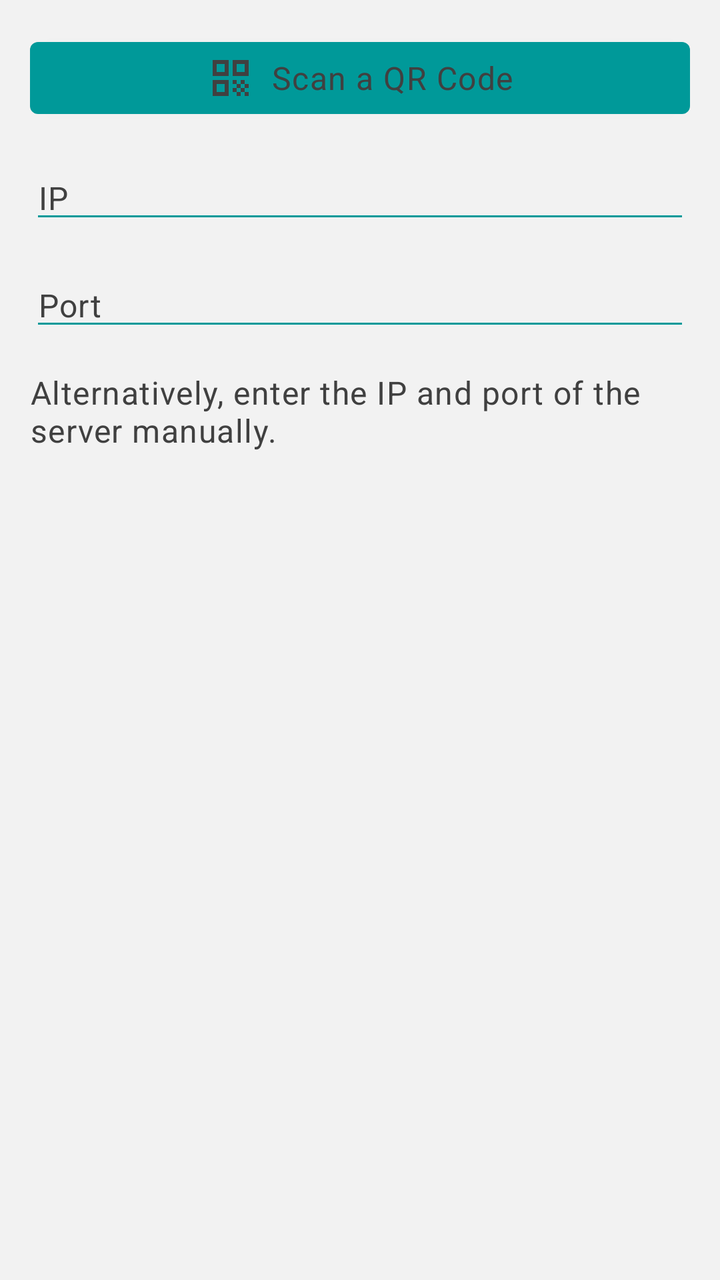
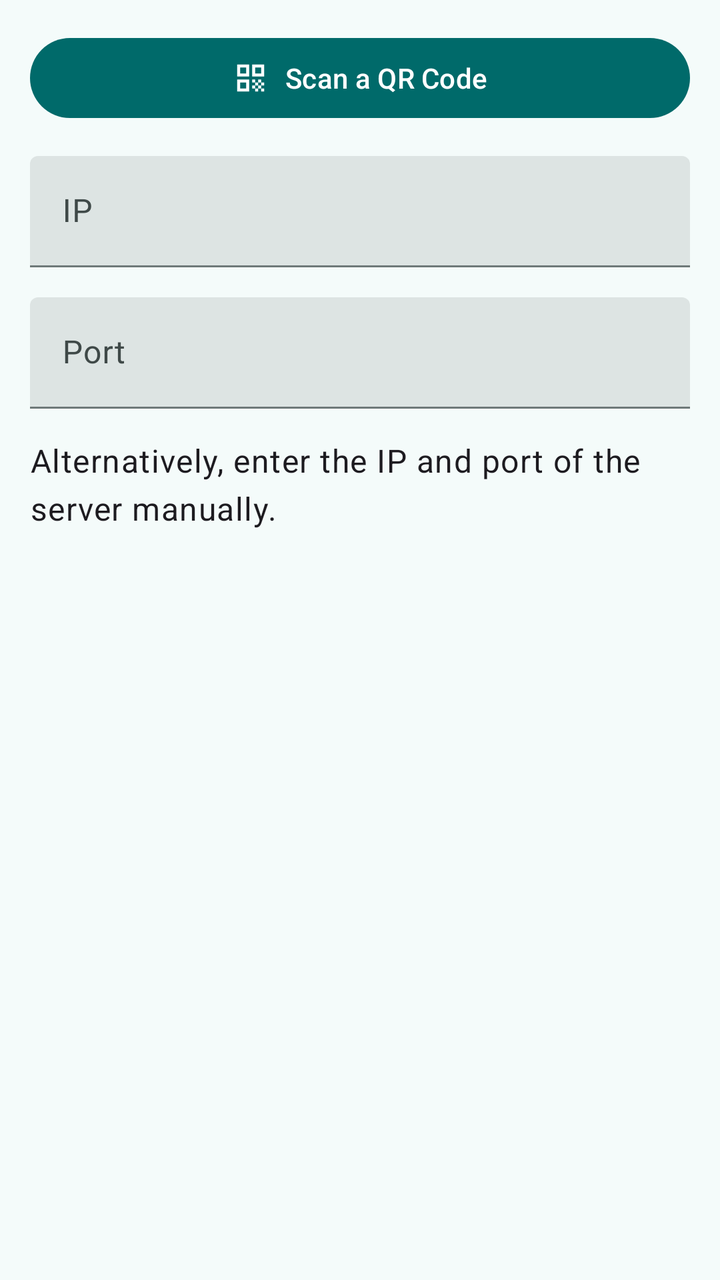

Two renders of the same Android screen: before a commit and after it. Below are the layout's source before the change and the commit's diff.
<!-- AndroidManifest.xml: application theme Theme -->
<!-- res/layout/dialog_pair.xml -->
<?xml version="1.0" encoding="utf-8"?>
<LinearLayout xmlns:android="http://schemas.android.com/apk/res/android"
    xmlns:app="http://schemas.android.com/apk/res-auto"
    android:layout_width="match_parent"
    android:layout_height="wrap_content"
    android:orientation="vertical"
    android:padding="@dimen/dialog_space">

    <Button
        android:id="@+id/qr_code_button"
        style="@style/Button"
        android:layout_width="match_parent"
        android:layout_height="wrap_content"
        android:layout_marginBottom="@dimen/dialog_space"
        android:text="@string/scan_qr_code"
        app:icon="@drawable/ic_qr_code" />

    <EditText
        android:id="@+id/server_ip_edit_text"
        style="@style/EditText"
        android:layout_width="match_parent"
        android:layout_height="wrap_content"
        android:layout_marginBottom="@dimen/dialog_space"
        android:hint="@string/ip"
        android:importantForAutofill="no"
        android:inputType="text" />

    <EditText
        android:id="@+id/pairing_port_edit_text"
        style="@style/EditText"
        android:layout_width="match_parent"
        android:layout_height="wrap_content"
        android:layout_marginBottom="@dimen/dialog_space"
        android:hint="@string/port"
        android:importantForAutofill="no"
        android:inputType="number" />

    <TextView
        style="@style/TextView"
        android:layout_width="match_parent"
        android:layout_height="wrap_content"
        android:text="@string/pair_dialog_information" />
</LinearLayout>
<!-- resources referenced by this layout -->
<resources>
  <!-- drawable ic_qr_code (drawable) -->
  <?xml version="1.0" encoding="utf-8"?>
  <vector xmlns:android="http://schemas.android.com/apk/res/android"
      android:width="24dp"
      android:height="24dp"
      android:viewportWidth="24"
      android:viewportHeight="24">
      <path
          android:fillColor="@color/text"
          android:pathData="M3,11h8V3H3V11zM5,5h4v4H5V5z" />
      <path
          android:fillColor="@color/text"
          android:pathData="M3,21h8v-8H3V21zM5,15h4v4H5V15z" />
      <path
          android:fillColor="@color/text"
          android:pathData="M13,3v8h8V3H13zM19,9h-4V5h4V9z" />
      <path
          android:fillColor="@color/text"
          android:pathData="M19,19h2v2h-2z" />
      <path
          android:fillColor="@color/text"
          android:pathData="M13,13h2v2h-2z" />
      <path
          android:fillColor="@color/text"
          android:pathData="M15,15h2v2h-2z" />
      <path
          android:fillColor="@color/text"
          android:pathData="M13,17h2v2h-2z" />
      <path
          android:fillColor="@color/text"
          android:pathData="M15,19h2v2h-2z" />
      <path
          android:fillColor="@color/text"
          android:pathData="M17,17h2v2h-2z" />
      <path
          android:fillColor="@color/text"
          android:pathData="M17,13h2v2h-2z" />
      <path
          android:fillColor="@color/text"
          android:pathData="M19,15h2v2h-2z" />
  </vector>
  <style name="Button" parent="Widget.MaterialComponents.Button">
          <item name="android:textColor">@color/accent_text</item>
          <item name="android:textAppearance">@style/TextAppearance.MaterialComponents.Body1</item>
          <item name="iconTint">@color/accent_text</item>
          <item name="iconGravity">textStart</item>
      </style>
  <style name="EditText" parent="Widget.AppCompat.EditText">
          <item name="android:backgroundTint">@color/accent</item>
          <item name="android:textColor">@color/text</item>
          <item name="android:textColorHint">@color/text</item>
          <item name="android:textAppearance">@style/TextAppearance.MaterialComponents.Body1</item>
      </style>
  <style name="TextView" parent="Widget.MaterialComponents.TextView">
          <item name="android:textColor">@color/text</item>
          <item name="android:textAppearance">@style/TextAppearance.MaterialComponents.Body1</item>
      </style>
  <style name="Theme" parent="ThemeBase">
          <item name="android:windowLightStatusBar">true</item>
          <item name="android:windowLightNavigationBar">true</item>
      </style>
  <color name="text">#404040</color>
  <color name="accent_text">#404040</color>
  <color name="accent">#009999</color>
  <style name="ThemeBase" parent="Theme.MaterialComponents.DayNight">
          <item name="android:statusBarColor">@color/background</item>
          <item name="android:navigationBarColor">@color/background</item>
          <item name="android:windowBackground">@color/background</item>
          <item name="android:textColorPrimary">@color/text</item>
          <item name="actionBarStyle">@style/Widget.AppCompat.ActionBar</item>
          <item name="snackbarStyle">@style/Snackbar</item>
          <item name="snackbarButtonStyle">@style/SnackbarButton</item>
          <item name="snackbarTextViewStyle">@style/SnackbarTextView</item>
          <item name="colorAccent">@color/accent</item>
          <item name="colorPrimary">@color/accent</item>
          <item name="colorSecondary">@color/accent</item>
      </style>
  <color name="background">#f2f2f2</color>
  <style name="Snackbar" parent="Widget.MaterialComponents.Snackbar">
          <item name="android:background">@color/accent</item>
      </style>
  <style name="SnackbarButton" parent="Widget.MaterialComponents.Button.TextButton.Snackbar">
          <item name="android:textColor">@color/accent_text</item>
      </style>
  <style name="SnackbarTextView" parent="Widget.MaterialComponents.Snackbar.TextView">
          <item name="android:textColor">@color/accent_text</item>
      </style>
  <!-- unchanged entries left out for length: 5 -->
</resources>

<!-- the commit's change to res/layout/dialog_pair.xml (unified diff, before → after) -->
@@ -1,43 +1,60 @@
 <?xml version="1.0" encoding="utf-8"?>
-<LinearLayout xmlns:android="http://schemas.android.com/apk/res/android"
-    xmlns:app="http://schemas.android.com/apk/res-auto"
+<ScrollView xmlns:android="http://schemas.android.com/apk/res/android"
     android:layout_width="match_parent"
-    android:layout_height="wrap_content"
-    android:orientation="vertical"
-    android:padding="@dimen/dialog_space">
+    android:layout_height="match_parent"
+    android:fillViewport="true">
 
-    <Button
-        android:id="@+id/qr_code_button"
-        style="@style/Button"
+    <LinearLayout xmlns:app="http://schemas.android.com/apk/res-auto"
+        android:layout_width="match_parent"
+        android:layout_height="wrap_content"
+        android:orientation="vertical"
+        android:padding="@dimen/dialog_space">
+
+        <com.google.android.material.button.MaterialButton
+            android:id="@+id/qr_code_button"
+            style="@style/Button"
+            android:layout_width="match_parent"
+            android:layout_height="wrap_content"
+            android:layout_marginBottom="@dimen/dialog_space"
+            android:text="@string/scan_qr_code"
+            app:icon="@drawable/ic_qr_code" />
+
+        <com.google.android.material.textfield.TextInputLayout
+            style="@style/TextInput"
+            android:layout_width="match_parent"
+            android:layout_height="wrap_content"
+            android:layout_marginBottom="@dimen/dialog_space">
+
+            <com.google.android.material.textfield.TextInputEditText
+                android:id="@+id/server_ip_edit_text"
+                android:layout_width="match_parent"
+                android:layout_height="wrap_content"
+                android:digits="0123456789."
+                android:hint="@string/ip"
+                android:importantForAutofill="no" />
+
+        </com.google.android.material.textfield.TextInputLayout>
+
+    <com.google.android.material.textfield.TextInputLayout
         android:layout_width="match_parent"
         android:layout_height="wrap_content"
         android:layout_marginBottom="@dimen/dialog_space"
-        android:text="@string/scan_qr_code"
-        app:icon="@drawable/ic_qr_code" />
+        style="@style/TextInput">
 
-    <EditText
-        android:id="@+id/server_ip_edit_text"
-        style="@style/EditText"
-        android:layout_width="match_parent"
-        android:layout_height="wrap_content"
-        android:layout_marginBottom="@dimen/dialog_space"
-        android:hint="@string/ip"
-        android:importantForAutofill="no"
-        android:inputType="text" />
+        <com.google.android.material.textfield.TextInputEditText
+            android:id="@+id/pairing_port_edit_text"
+            android:layout_width="match_parent"
+            android:layout_height="wrap_content"
+            android:hint="@string/port"
+            android:importantForAutofill="no"
+            android:inputType="number" />
 
-    <EditText
-        android:id="@+id/pairing_port_edit_text"
-        style="@style/EditText"
-        android:layout_width="match_parent"
-        android:layout_height="wrap_content"
-        android:layout_marginBottom="@dimen/dialog_space"
-        android:hint="@string/port"
-        android:importantForAutofill="no"
-        android:inputType="number" />
+    </com.google.android.material.textfield.TextInputLayout>
 
-    <TextView
-        style="@style/TextView"
-        android:layout_width="match_parent"
-        android:layout_height="wrap_content"
-        android:text="@string/pair_dialog_information" />
-</LinearLayout>
+        <com.google.android.material.textview.MaterialTextView
+            style="@style/TextView"
+            android:layout_width="match_parent"
+            android:layout_height="wrap_content"
+            android:text="@string/pair_dialog_information" />
+    </LinearLayout>
+</ScrollView>
<!-- resource entries referenced after the edit -->
@@ -8,85 +8,148 @@
       android:viewportWidth="24"
       android:viewportHeight="24">
       <path
-          android:fillColor="@color/text"
+          android:fillColor="@color/icon_color"
           android:pathData="M3,11h8V3H3V11zM5,5h4v4H5V5z" />
       <path
-          android:fillColor="@color/text"
+          android:fillColor="@color/icon_color"
           android:pathData="M3,21h8v-8H3V21zM5,15h4v4H5V15z" />
       <path
-          android:fillColor="@color/text"
+          android:fillColor="@color/icon_color"
           android:pathData="M13,3v8h8V3H13zM19,9h-4V5h4V9z" />
       <path
-          android:fillColor="@color/text"
+          android:fillColor="@color/icon_color"
           android:pathData="M19,19h2v2h-2z" />
       <path
-          android:fillColor="@color/text"
+          android:fillColor="@color/icon_color"
           android:pathData="M13,13h2v2h-2z" />
       <path
-          android:fillColor="@color/text"
+          android:fillColor="@color/icon_color"
           android:pathData="M15,15h2v2h-2z" />
       <path
-          android:fillColor="@color/text"
+          android:fillColor="@color/icon_color"
           android:pathData="M13,17h2v2h-2z" />
       <path
-          android:fillColor="@color/text"
+          android:fillColor="@color/icon_color"
           android:pathData="M15,19h2v2h-2z" />
       <path
-          android:fillColor="@color/text"
+          android:fillColor="@color/icon_color"
           android:pathData="M17,17h2v2h-2z" />
       <path
-          android:fillColor="@color/text"
+          android:fillColor="@color/icon_color"
           android:pathData="M17,13h2v2h-2z" />
       <path
-          android:fillColor="@color/text"
+          android:fillColor="@color/icon_color"
           android:pathData="M19,15h2v2h-2z" />
   </vector>
-  <style name="Button" parent="Widget.MaterialComponents.Button">
-          <item name="android:textColor">@color/accent_text</item>
-          <item name="android:textAppearance">@style/TextAppearance.MaterialComponents.Body1</item>
-          <item name="iconTint">@color/accent_text</item>
+  <style name="Button" parent="Widget.Material3.Button">
           <item name="iconGravity">textStart</item>
       </style>
-  <style name="EditText" parent="Widget.AppCompat.EditText">
-          <item name="android:backgroundTint">@color/accent</item>
-          <item name="android:textColor">@color/text</item>
-          <item name="android:textColorHint">@color/text</item>
-          <item name="android:textAppearance">@style/TextAppearance.MaterialComponents.Body1</item>
-      </style>
+  <style name="TextInput" parent="Widget.Material3.TextInputLayout.FilledBox" />
   <style name="TextView" parent="Widget.MaterialComponents.TextView">
-          <item name="android:textColor">@color/text</item>
-          <item name="android:textAppearance">@style/TextAppearance.MaterialComponents.Body1</item>
+          <item name="android:textAppearance">@style/TextAppearance.Material3.BodyLarge</item>
       </style>
   <style name="Theme" parent="ThemeBase">
           <item name="android:windowLightStatusBar">true</item>
           <item name="android:windowLightNavigationBar">true</item>
+          <item name="android:navigationBarColor">@android:color/transparent</item>
       </style>
-  <color name="text">#404040</color>
-  <color name="accent_text">#404040</color>
-  <color name="accent">#009999</color>
-  <style name="ThemeBase" parent="Theme.MaterialComponents.DayNight">
-          <item name="android:statusBarColor">@color/background</item>
-          <item name="android:navigationBarColor">@color/background</item>
-          <item name="android:windowBackground">@color/background</item>
-          <item name="android:textColorPrimary">@color/text</item>
-          <item name="actionBarStyle">@style/Widget.AppCompat.ActionBar</item>
-          <item name="snackbarStyle">@style/Snackbar</item>
-          <item name="snackbarButtonStyle">@style/SnackbarButton</item>
-          <item name="snackbarTextViewStyle">@style/SnackbarTextView</item>
-          <item name="colorAccent">@color/accent</item>
-          <item name="colorPrimary">@color/accent</item>
-          <item name="colorSecondary">@color/accent</item>
+  <color name="icon_color">#404040</color>
+  <style name="ThemeBase" parent="Theme.Material3.DayNight.NoActionBar">
+          <item name="android:statusBarColor">@android:color/transparent</item>
+          <item name="android:navigationBarColor">@color/md_theme_surfaceContainer</item>
+          <item name="colorPrimary">@color/md_theme_primary</item>
+          <item name="colorOnPrimary">@color/md_theme_onPrimary</item>
+          <item name="colorPrimaryContainer">@color/md_theme_primaryContainer</item>
+          <item name="colorOnPrimaryContainer">@color/md_theme_onPrimaryContainer</item>
+          <item name="colorSecondary">@color/md_theme_secondary</item>
+          <item name="colorOnSecondary">@color/md_theme_onSecondary</item>
+          <item name="colorSecondaryContainer">@color/md_theme_secondaryContainer</item>
+          <item name="colorOnSecondaryContainer">@color/md_theme_onSecondaryContainer</item>
+          <item name="colorTertiary">@color/md_theme_tertiary</item>
+          <item name="colorOnTertiary">@color/md_theme_onTertiary</item>
+          <item name="colorTertiaryContainer">@color/md_theme_tertiaryContainer</item>
+          <item name="colorOnTertiaryContainer">@color/md_theme_onTertiaryContainer</item>
+          <item name="colorError">@color/md_theme_error</item>
+          <item name="colorOnError">@color/md_theme_onError</item>
+          <item name="colorErrorContainer">@color/md_theme_errorContainer</item>
+          <item name="colorOnErrorContainer">@color/md_theme_onErrorContainer</item>
+          <item name="android:colorBackground">@color/md_theme_background</item>
+          <item name="colorOnBackground">@color/md_theme_onBackground</item>
+          <item name="colorSurface">@color/md_theme_surface</item>
+          <item name="colorOnSurface">@color/md_theme_onSurface</item>
+          <item name="colorSurfaceVariant">@color/md_theme_surfaceVariant</item>
+          <item name="colorOnSurfaceVariant">@color/md_theme_onSurfaceVariant</item>
+          <item name="colorOutline">@color/md_theme_outline</item>
+          <item name="colorOutlineVariant">@color/md_theme_outlineVariant</item>
+          <item name="colorSurfaceInverse">@color/md_theme_inverseSurface</item>
+          <item name="colorOnSurfaceInverse">@color/md_theme_inverseOnSurface</item>
+          <item name="colorPrimaryInverse">@color/md_theme_inversePrimary</item>
+          <item name="colorPrimaryFixed">@color/md_theme_primaryFixed</item>
+          <item name="colorOnPrimaryFixed">@color/md_theme_onPrimaryFixed</item>
+          <item name="colorPrimaryFixedDim">@color/md_theme_primaryFixedDim</item>
+          <item name="colorOnPrimaryFixedVariant">@color/md_theme_onPrimaryFixedVariant</item>
+          <item name="colorSecondaryFixed">@color/md_theme_secondaryFixed</item>
+          <item name="colorOnSecondaryFixed">@color/md_theme_onSecondaryFixed</item>
+          <item name="colorSecondaryFixedDim">@color/md_theme_secondaryFixedDim</item>
+          <item name="colorOnSecondaryFixedVariant">@color/md_theme_onSecondaryFixedVariant</item>
+          <item name="colorTertiaryFixed">@color/md_theme_tertiaryFixed</item>
+          <item name="colorOnTertiaryFixed">@color/md_theme_onTertiaryFixed</item>
+          <item name="colorTertiaryFixedDim">@color/md_theme_tertiaryFixedDim</item>
+          <item name="colorOnTertiaryFixedVariant">@color/md_theme_onTertiaryFixedVariant</item>
+          <item name="colorSurfaceDim">@color/md_theme_surfaceDim</item>
+          <item name="colorSurfaceBright">@color/md_theme_surfaceBright</item>
+          <item name="colorSurfaceContainerLowest">@color/md_theme_surfaceContainerLowest</item>
+          <item name="colorSurfaceContainerLow">@color/md_theme_surfaceContainerLow</item>
+          <item name="colorSurfaceContainer">@color/md_theme_surfaceContainer</item>
+          <item name="colorSurfaceContainerHigh">@color/md_theme_surfaceContainerHigh</item>
+          <item name="colorSurfaceContainerHighest">@color/md_theme_surfaceContainerHighest</item>
       </style>
-  <color name="background">#f2f2f2</color>
-  <style name="Snackbar" parent="Widget.MaterialComponents.Snackbar">
-          <item name="android:background">@color/accent</item>
-      </style>
-  <style name="SnackbarButton" parent="Widget.MaterialComponents.Button.TextButton.Snackbar">
-          <item name="android:textColor">@color/accent_text</item>
-      </style>
-  <style name="SnackbarTextView" parent="Widget.MaterialComponents.Snackbar.TextView">
-          <item name="android:textColor">@color/accent_text</item>
-      </style>
+  <color name="md_theme_surfaceContainer">#E9EFEE</color>
+  <color name="md_theme_primary">#006A6A</color>
+  <color name="md_theme_onPrimary">#FFFFFF</color>
+  <color name="md_theme_primaryContainer">#9CF1F0</color>
+  <color name="md_theme_onPrimaryContainer">#002020</color>
+  <color name="md_theme_secondary">#4A6363</color>
+  <color name="md_theme_onSecondary">#FFFFFF</color>
+  <color name="md_theme_secondaryContainer">#CCE8E7</color>
+  <color name="md_theme_onSecondaryContainer">#051F1F</color>
+  <color name="md_theme_tertiary">#4B607C</color>
+  <color name="md_theme_onTertiary">#FFFFFF</color>
+  <color name="md_theme_tertiaryContainer">#D3E4FF</color>
+  <color name="md_theme_onTertiaryContainer">#041C35</color>
+  <color name="md_theme_error">#BA1A1A</color>
+  <color name="md_theme_onError">#FFFFFF</color>
+  <color name="md_theme_errorContainer">#FFDAD6</color>
+  <color name="md_theme_onErrorContainer">#410002</color>
+  <color name="md_theme_background">#F4FBFA</color>
+  <color name="md_theme_onBackground">#161D1D</color>
+  <color name="md_theme_surface">#F4FBFA</color>
+  <color name="md_theme_onSurface">#161D1D</color>
+  <color name="md_theme_surfaceVariant">#DAE5E4</color>
+  <color name="md_theme_onSurfaceVariant">#3F4948</color>
+  <color name="md_theme_outline">#6F7979</color>
+  <color name="md_theme_outlineVariant">#BEC9C8</color>
+  <color name="md_theme_inverseSurface">#2B3231</color>
+  <color name="md_theme_inverseOnSurface">#ECF2F1</color>
+  <color name="md_theme_inversePrimary">#80D5D4</color>
+  <color name="md_theme_primaryFixed">#9CF1F0</color>
+  <color name="md_theme_onPrimaryFixed">#002020</color>
+  <color name="md_theme_primaryFixedDim">#80D5D4</color>
+  <color name="md_theme_onPrimaryFixedVariant">#004F4F</color>
+  <color name="md_theme_secondaryFixed">#CCE8E7</color>
+  <color name="md_theme_onSecondaryFixed">#051F1F</color>
+  <color name="md_theme_secondaryFixedDim">#B0CCCB</color>
+  <color name="md_theme_onSecondaryFixedVariant">#324B4B</color>
+  <color name="md_theme_tertiaryFixed">#D3E4FF</color>
+  <color name="md_theme_onTertiaryFixed">#041C35</color>
+  <color name="md_theme_tertiaryFixedDim">#B3C8E8</color>
+  <color name="md_theme_onTertiaryFixedVariant">#334863</color>
+  <color name="md_theme_surfaceDim">#D5DBDA</color>
+  <color name="md_theme_surfaceBright">#F4FBFA</color>
+  <color name="md_theme_surfaceContainerLowest">#FFFFFF</color>
+  <color name="md_theme_surfaceContainerLow">#EFF5F4</color>
+  <color name="md_theme_surfaceContainerHigh">#E3E9E9</color>
+  <color name="md_theme_surfaceContainerHighest">#DDE4E3</color>
   <!-- unchanged entries left out for length: 5 -->
 </resources>
 
